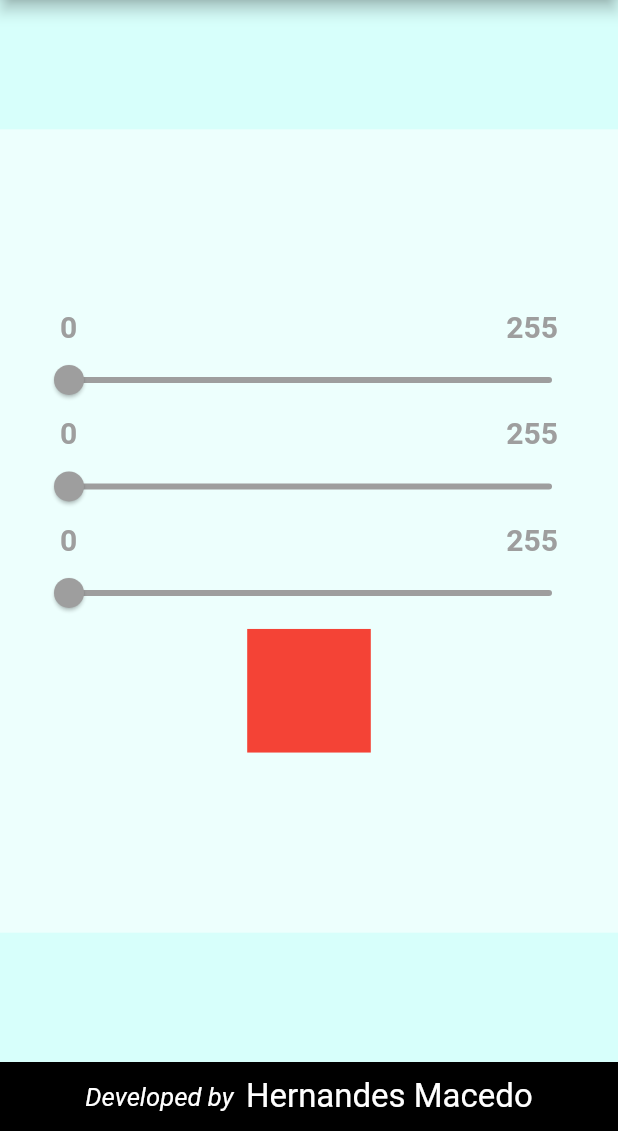
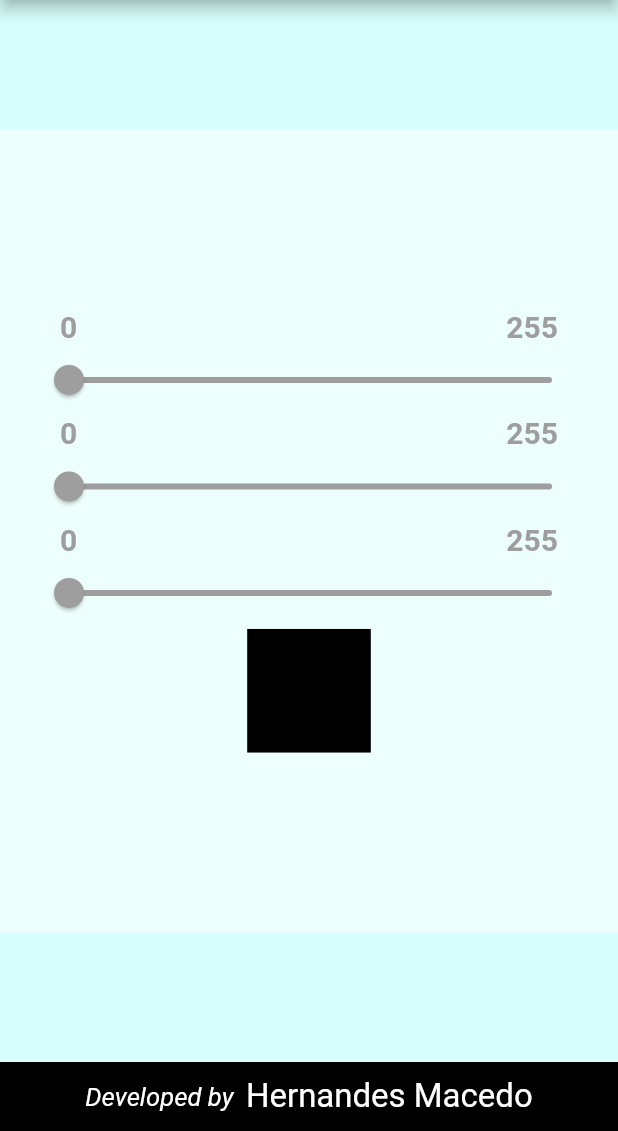
Before and after one commit to hernandesmacedo/perceptron-colors, a Flutter app: the screen it shows after launch, on a phone screen of 412 x 824 dp, the part 105-1236 px from its top. Run offline on Flutter 3.47's test engine with Material 2 defaults, Android fonts, the phone set to English and light mode, and no system bars; Roboto replaces fonts that are missing (Calibri).

Commit message:
Colors now change according to sliders' values

```diff
--- a/lib/pages/home.dart
+++ b/lib/pages/home.dart
@@ -61,7 +61,12 @@ class _HomePageState extends State<HomePage> {
               Container(
                 height: (MediaQuery.of(context).size.height) * 0.1,
                 width: (MediaQuery.of(context).size.height) * 0.1,
-                color: Colors.red,
+                color: Color.fromRGBO(
+                  rSliderValue,
+                  gSliderValue,
+                  bSliderValue,
+                  1,
+                ),
               )
             ],
           ),
```
